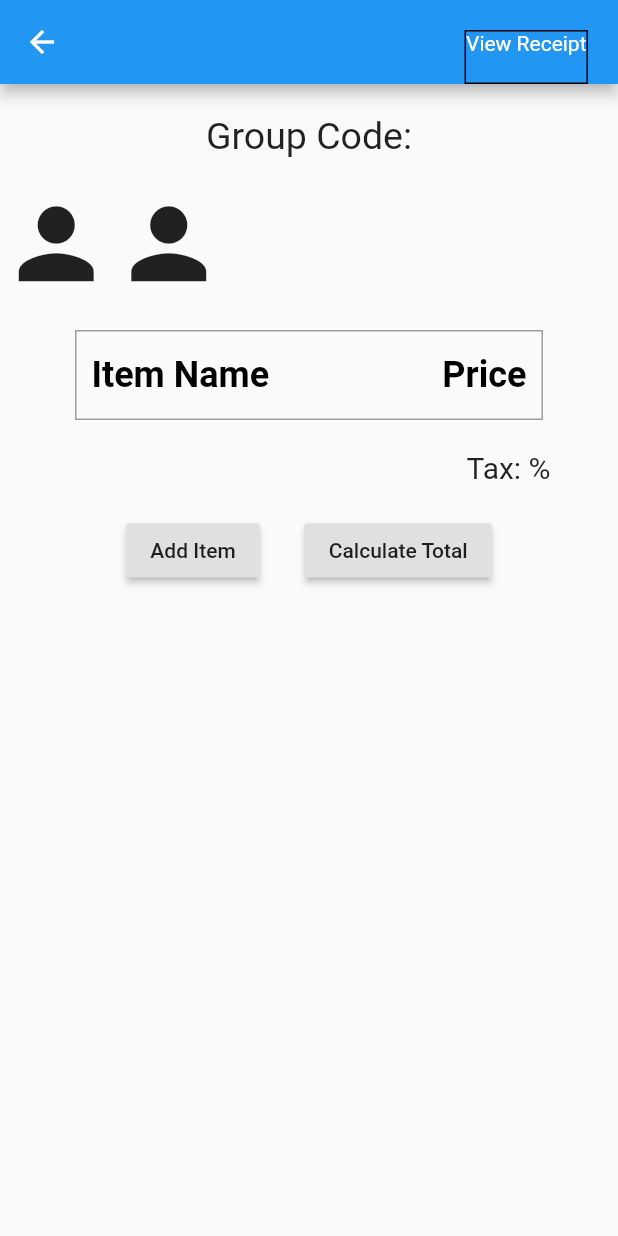
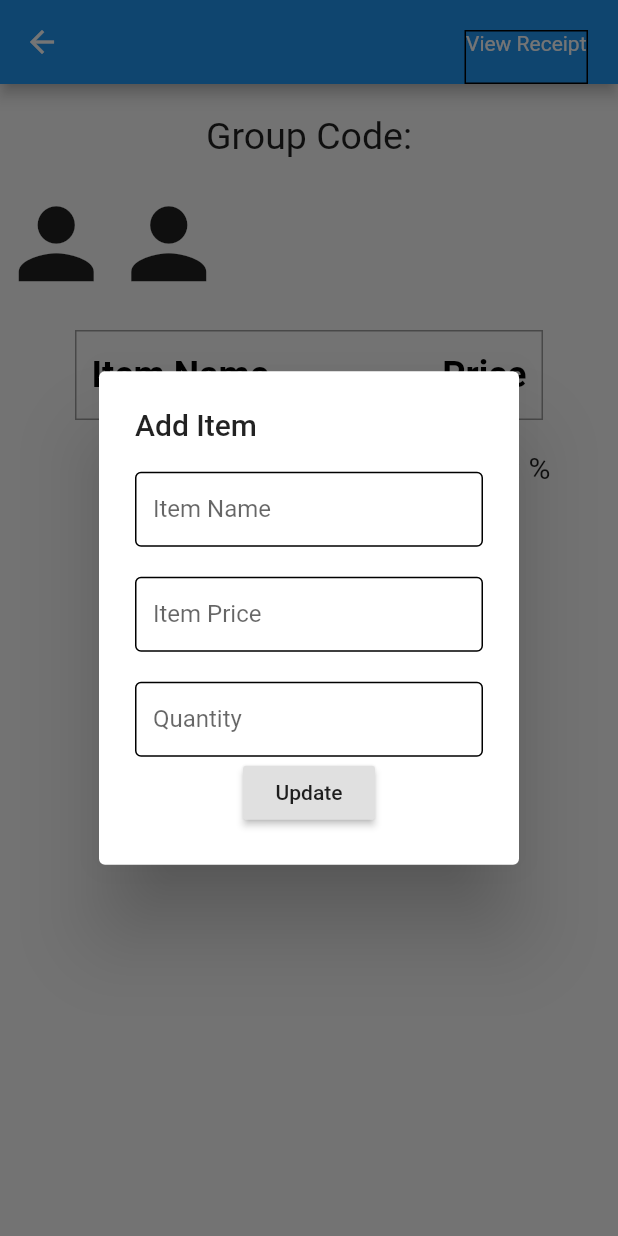
Before and after one commit to zulfadhli192627/tongtong, a Flutter app: the Group screen opened directly with empty values, after a tap on "Add Item", on a phone screen of 412 x 824 dp. Run offline on Flutter 3.47's test engine with Material 2 defaults, Android fonts, the phone set to English and light mode, and no system bars; our stand-ins replace cloud_firestore, firebase_auth, firebase_storage, flutter_login, flutter_speed_dial, image_picker and 3 more; missing offline and left inert: dart:ffi, flutter_session; accounts and stored records are empty.

Commit message:
Update groupPage.dart

```diff
--- a/lib/screen/groupPage.dart
+++ b/lib/screen/groupPage.dart
@@ -1,4 +1,7 @@
+import 'package:cloud_firestore/cloud_firestore.dart';
 import 'package:flutter/material.dart';
+import 'package:provider/provider.dart';
+import 'package:tong_tong/conts/textInputDecoration.dart';
 import 'package:tong_tong/model/user.dart';
 import 'package:tong_tong/widget/bill_item.dart';
 import 'package:tong_tong/widget/bill_tile.dart';
@@ -12,8 +15,88 @@ class Group extends StatefulWidget {
 }
 
 class _GroupState extends State<Group> {
+  String itemName, price, quantity;
+
   @override
   Widget build(BuildContext context) {
+    final user = Provider.of<User>(context, listen: true);
+
+    Future<void> _showChoiceDialog(BuildContext context) {
+      return showDialog(
+          context: context,
+          builder: (BuildContext context) {
+            return AlertDialog(
+              title: Text('Add Item'),
+              content: SingleChildScrollView(
+                child: Form(
+                  child: Column(
+                    children: <Widget>[
+                      Container(
+                        height: 50,
+                        child: TextFormField(
+                          decoration: textInputDecoration.copyWith(
+                              labelText: 'Item Name'),
+                          validator: (val) =>
+                              val.isEmpty ? 'Enter Item Name' : null,
+                          onChanged: (val) => setState(() => itemName = val),
+                        ),
+                      ),
+                      SizedBox(
+                        height: 20,
+                      ),
+                      Container(
+                        height: 50,
+                        child: TextFormField(
+                          decoration: textInputDecoration.copyWith(
+                              labelText: 'Item Price'),
+                          validator: (val) =>
+                              val.isEmpty ? 'Enter Item Price' : null,
+                          onChanged: (val) => setState(() => price = val),
+                        ),
+                      ),
+                      SizedBox(
+                        height: 20,
+                      ),
+                      Container(
+                        height: 50,
+                        child: TextFormField(
+                          decoration: textInputDecoration.copyWith(
+                              labelText: 'Quantity'),
+                          validator: (val) =>
+                              val.isEmpty ? 'Enter Quantiity' : null,
+                          onChanged: (val) => setState(() => quantity = val),
+                        ),
+                      ),
+                      RaisedButton(
+                          child: Text("Update"),
+                          onPressed: () async {
+                            final CollectionReference tongCollection =
+                                Firestore.instance.collection('tongtong');
+
+                            await tongCollection
+                                .document(user.email)
+                                .collection('group')
+                                .document(widget.group.id)
+                                .updateData({
+                              "Item": FieldValue.arrayUnion([
+                                {
+                                  "name": 'Ali',
+                                  "itemName": itemName,
+                                  "price": price,
+                                  "quantity": quantity,
+                                },
+                              ])
+                            });
+                            Navigator.pop(context);
+                          })
+                    ],
+                  ),
+                ),
+              ),
+            );
+          });
+    }
+
     return Scaffold(
       appBar: AppBar(
         centerTitle: true,
@@ -87,7 +170,11 @@ class _GroupState extends State<Group> {
           Row(
             mainAxisAlignment: MainAxisAlignment.center,
             children: <Widget>[
-              RaisedButton(child: Text('Add Item'), onPressed: () {}),
+              RaisedButton(
+                  child: Text('Add Item'),
+                  onPressed: () {
+                    _showChoiceDialog(context);
+                  }),
               SizedBox(
                 width: 30,
               ),
```
